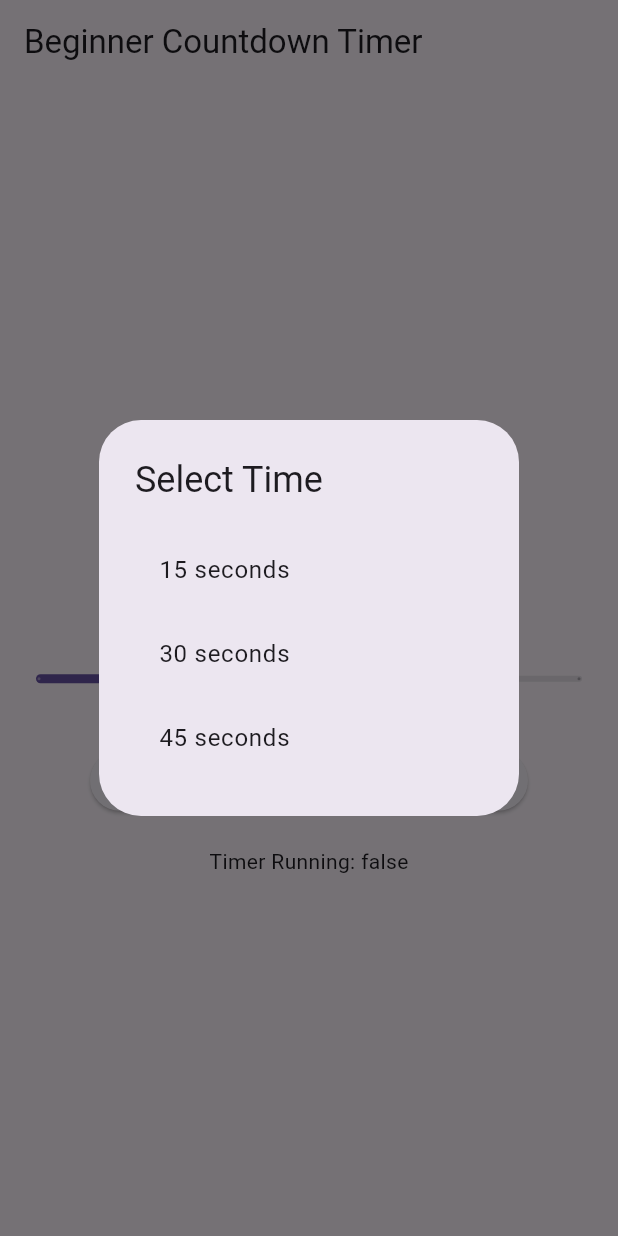
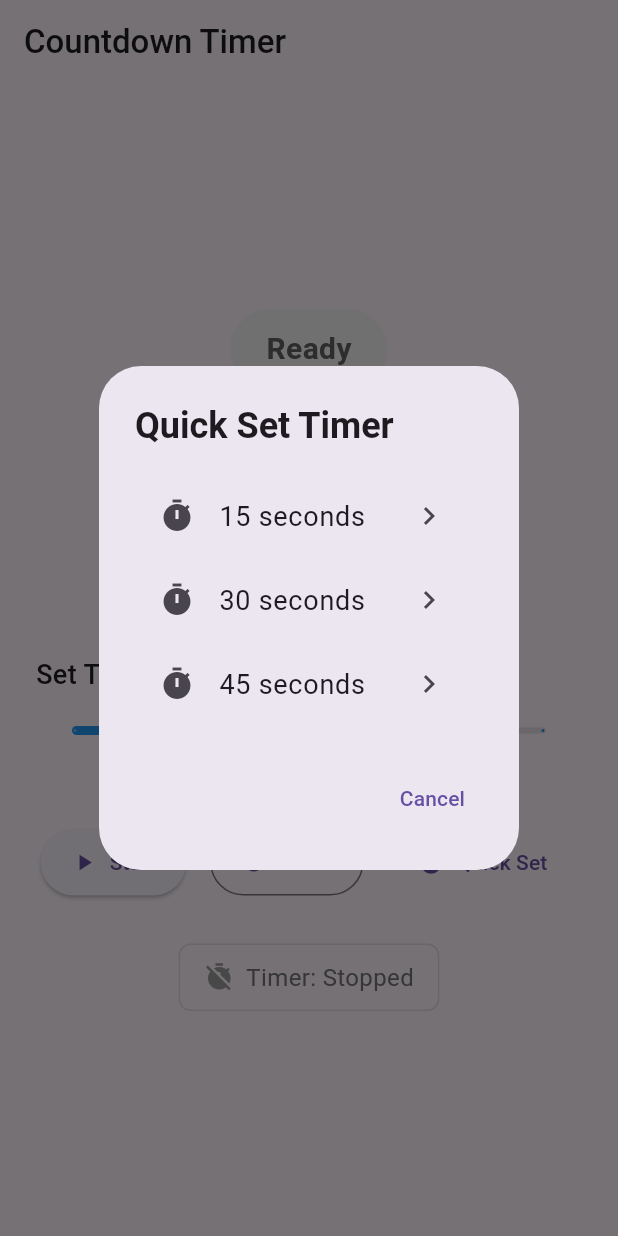
Before and after one commit to nncast/countdownapp, a Flutter app: the screen it shows after launch, after a tap on "Start", after a tap on "Reset", after a tap on "Quick Set", on a phone screen of 412 x 824 dp. Run offline on Flutter 3.47's test engine with Material 3 defaults, Android fonts, the phone set to English and light mode, and no system bars.

Commit message:
better ui

```diff
--- a/lib/main.dart
+++ b/lib/main.dart
@@ -3,16 +3,15 @@ import 'package:flutter/material.dart';
 void main() {
   runApp(const CountdownApp());
 }
-// test
+
 class CountdownApp extends StatelessWidget {
   const CountdownApp({super.key});
 
   @override
   Widget build(BuildContext context) {
-    // MaterialApp is the root of the app
-    return MaterialApp(
+    return const MaterialApp(
       debugShowCheckedModeBanner: false,
-      home: const CountdownScreen(),
+      home: CountdownScreen(),
     );
   }
 }
@@ -25,166 +24,297 @@ class CountdownScreen extends StatefulWidget {
 }
 
 class _CountdownScreenState extends State<CountdownScreen> {
-  // VARIABLES & DATA TYPES
-  int seconds = 30;          // current countdown value
-  int setTime = 30;          // default countdown time
-  String status = "Ready";   // status message to display
-  bool isRunning = false;    // timer state
+  // CONSTANTS
+  static const double minTime = 10.0;
+  static const double maxTime = 60.0;
+  static const int defaultTime = 30;
 
-  // START TIMER FUNCTION
+  // VARIABLES
+  late int seconds;
+  late int setTime;
+  late String status;
+  late bool isRunning;
+
+  // PRE-CALCULATED QUICK TIMES
+  static const List<int> quickTimes = [15, 30, 45];
+
+  // STATUS MESSAGES
+  static const String statusReady = "Ready";
+  static const String statusCounting = "Counting Down";
+  static const String statusTimesUp = "Time's Up!";
+
+  @override
+  void initState() {
+    super.initState();
+    _initializeTimer();
+  }
+
+  void _initializeTimer() {
+    seconds = defaultTime;
+    setTime = defaultTime;
+    status = statusReady;
+    isRunning = false;
+  }
+
   void startTimer() {
-    // Only start if timer is not running and seconds > 0
     if (!isRunning && seconds > 0) {
       setState(() {
         isRunning = true;
-        status = "Counting Down";
+        status = statusCounting;
       });
-      countdown(); // start countdown
+      _startCountdown();
     }
   }
 
-  // COUNTDOWN FUNCTION
-  void countdown() {
-    // Delay 1 second for each decrement
+  void _startCountdown() {
     Future.delayed(const Duration(seconds: 1), () {
-      // Only continue if timer is active and seconds > 0
-      if (isRunning && seconds > 0) {
+      if (!mounted || !isRunning || seconds <= 0) return;
+
       setState(() {
-          seconds--; // decrease seconds by 1
-
-          // SWITCH STATEMENT to show messages at key times
-          switch (seconds) {
-            case 10:
-              status = "10 seconds left";
-              break;
-            case 5:
-              status = "5 seconds left";
-              break;
-            case 0:
-              status = "Time's Up!";
-              isRunning = false; // stop timer
-              break;
-            default:
-              status = "Counting Down";
-          }
+        seconds--;
+        _updateStatus();
       });
 
-        // Continue countdown if timer is still running
       if (isRunning && seconds > 0) {
-          countdown();
-        }
+        _startCountdown();
       }
     });
   }
 
-  // RESET TIMER FUNCTION
+  void _updateStatus() {
+    status = switch (seconds) {
+      10 => "10 seconds left",
+      5 => "5 seconds left",
+      0 => statusTimesUp,
+      _ => statusCounting,
+    };
+
+    if (seconds == 0) {
+      isRunning = false;
+    }
+  }
+
   void resetTimer() {
     setState(() {
-      seconds = setTime;   // reset to selected time
-      status = "Ready";    // reset status
-      isRunning = false;   // stop timer
+      seconds = setTime;
+      status = statusReady;
+      isRunning = false;
     });
   }
 
-  // GENERATE QUICK TIMER OPTIONS USING WHILE LOOP
-  List<int> getQuickTimes() {
-    int i = 1;
-    List<int> times = [];
-    while (i <= 3) {
-      times.add(i * 15); // 15, 30, 45
-      i++; // increment to avoid infinite loop
-    }
-    return times;
-  }
-
-  // SHOW QUICK SET OPTIONS
   void showQuickSet() {
-    List<int> options = getQuickTimes();
-
     showDialog(
       context: context,
+      barrierDismissible: true,
       builder: (context) => AlertDialog(
-        title: const Text("Select Time"),
+        title: const Text(
+          "Quick Set Timer",
+          style: TextStyle(fontWeight: FontWeight.bold),
+        ),
         content: Column(
           mainAxisSize: MainAxisSize.min,
-          children: options.map((time) {
+          children: quickTimes.map((time) {
             return ListTile(
-              title: Text("$time seconds"),
+              leading: const Icon(Icons.timer),
+              title: Text(
+                "$time seconds",
+                style: const TextStyle(fontSize: 18),
+              ),
+              trailing: const Icon(Icons.chevron_right),
               onTap: () {
-                setState(() {
-                  setTime = time;
-                  seconds = time; // set current countdown
-                });
+                _setQuickTime(time);
                 Navigator.pop(context);
               },
             );
           }).toList(),
         ),
+        actions: [
+          TextButton(
+            onPressed: () => Navigator.pop(context),
+            child: const Text("Cancel"),
+          ),
+        ],
       ),
     );
   }
 
-  // UI BUILD
-  @override
-  Widget build(BuildContext context) {
-    return Scaffold(
-      appBar: AppBar(title: const Text("Beginner Countdown Timer")),
-      body: Column(
-        mainAxisAlignment: MainAxisAlignment.center,
-        children: [
-          // Status display
-          Text(
-            status,
-            style: const TextStyle(fontSize: 24, fontWeight: FontWeight.bold),
-          ),
+  void _setQuickTime(int time) {
+    setState(() {
+      setTime = time;
+      seconds = time;
+      status = statusReady;
+      isRunning = false;
+    });
+  }
 
-          const SizedBox(height: 20),
-
-          // Seconds display
-          Text(
-            "$seconds",
-            style: const TextStyle(fontSize: 48),
-          ),
-
-          const SizedBox(height: 10),
-
-          // Slider to set countdown time
-          Slider(
-            value: setTime.toDouble(),
-            min: 10,
-            max: 60,
-            divisions: 5,
-            label: setTime.toString(),
-            onChanged: isRunning
-                ? null // disable slider while timer is running
-                : (value) {
+  void _onSliderChanged(double value) {
+    if (!isRunning) {
       setState(() {
         setTime = value.toInt();
         seconds = value.toInt();
       });
-            },
+    }
+  }
+
+  String _getTimerStateText() {
+    return isRunning ? "Active" : "Stopped";
+  }
+
+  @override
+  Widget build(BuildContext context) {
+    return Scaffold(
+      appBar: AppBar(
+        title: const Text(
+          "Countdown Timer",
+          style: TextStyle(fontWeight: FontWeight.w500),
         ),
-
-          const SizedBox(height: 20),
-
-          // Buttons
-          Row(
+        elevation: 0,
+      ),
+      body: SafeArea(
+        child: Padding(
+          padding: const EdgeInsets.symmetric(horizontal: 24.0),
+          child: Column(
             mainAxisAlignment: MainAxisAlignment.center,
             children: [
-              ElevatedButton(
-                  onPressed: startTimer, child: const Text("Start")),
-              const SizedBox(width: 10),
-              ElevatedButton(onPressed: resetTimer, child: const Text("Reset")),
-              const SizedBox(width: 10),
-              ElevatedButton(
-                  onPressed: showQuickSet, child: const Text("Quick Set")),
+              _buildTimerDisplay(),
+              const SizedBox(height: 40),
+              _buildSliderSection(),
+              const SizedBox(height: 40),
+              _buildButtonRow(),
+              const SizedBox(height: 30),
+              _buildTimerStateIndicator(),
             ],
           ),
+        ),
+      ),
+    );
+  }
 
-          const SizedBox(height: 20),
+  Widget _buildTimerDisplay() {
+    return Column(
+      children: [
+        Container(
+          padding: const EdgeInsets.symmetric(horizontal: 24, vertical: 12),
+          decoration: BoxDecoration(
+            color: isRunning ? Colors.blue.shade50 : Colors.grey.shade100,
+            borderRadius: BorderRadius.circular(30),
+          ),
+          child: Text(
+            status,
+            style: TextStyle(
+              fontSize: 20,
+              fontWeight: FontWeight.w600,
+              color: isRunning ? Colors.blue.shade700 : Colors.grey.shade700,
+            ),
+          ),
+        ),
+        const SizedBox(height: 24),
+        Text(
+          seconds.toString(),
+          style: TextStyle(
+            fontSize: 80,
+            fontWeight: FontWeight.bold,
+            color: seconds <= 5 && seconds > 0 ? Colors.red : null,
+          ),
+        ),
+      ],
+    );
+  }
 
-          // Display timer state
-          Text("Timer Running: $isRunning"),
+  Widget _buildSliderSection() {
+    return Column(
+      children: [
+        Row(
+          mainAxisAlignment: MainAxisAlignment.spaceBetween,
+          children: [
+            Text(
+              "Set Timer: $setTime seconds",
+              style: const TextStyle(fontSize: 18, fontWeight: FontWeight.w500),
+            ),
+            if (isRunning)
+              Container(
+                padding: const EdgeInsets.symmetric(horizontal: 12, vertical: 6),
+                decoration: BoxDecoration(
+                  color: Colors.orange.shade100,
+                  borderRadius: BorderRadius.circular(20),
+                ),
+                child: Text(
+                  "Locked",
+                  style: TextStyle(color: Colors.orange.shade800),
+                ),
+              ),
+          ],
+        ),
+        Slider(
+          value: setTime.toDouble(),
+          min: minTime,
+          max: maxTime,
+          divisions: ((maxTime - minTime) ~/ 5).toInt(),
+          label: setTime.toString(),
+          onChanged: isRunning ? null : _onSliderChanged,
+          activeColor: Colors.blue,
+        ),
+      ],
+    );
+  }
+
+  Widget _buildButtonRow() {
+    return Row(
+      mainAxisAlignment: MainAxisAlignment.center,
+      children: [
+        ElevatedButton.icon(
+          onPressed: isRunning ? null : startTimer,
+          icon: const Icon(Icons.play_arrow),
+          label: const Text("Start"),
+          style: ElevatedButton.styleFrom(
+            padding: const EdgeInsets.symmetric(horizontal: 20, vertical: 12),
+          ),
+        ),
+        const SizedBox(width: 16),
+        OutlinedButton.icon(
+          onPressed: resetTimer,
+          icon: const Icon(Icons.refresh),
+          label: const Text("Reset"),
+          style: OutlinedButton.styleFrom(
+            padding: const EdgeInsets.symmetric(horizontal: 20, vertical: 12),
+          ),
+        ),
+        const SizedBox(width: 16),
+        TextButton.icon(
+          onPressed: showQuickSet,
+          icon: const Icon(Icons.timer),
+          label: const Text("Quick Set"),
+          style: TextButton.styleFrom(
+            padding: const EdgeInsets.symmetric(horizontal: 20, vertical: 12),
+          ),
+        ),
+      ],
+    );
+  }
+
+  Widget _buildTimerStateIndicator() {
+    return Container(
+      padding: const EdgeInsets.symmetric(horizontal: 16, vertical: 10),
+      decoration: BoxDecoration(
+        border: Border.all(color: Colors.grey.shade300),
+        borderRadius: BorderRadius.circular(8),
+      ),
+      child: Row(
+        mainAxisSize: MainAxisSize.min,
+        children: [
+          Icon(
+            isRunning ? Icons.timer : Icons.timer_off,
+            size: 20,
+            color: isRunning ? Colors.green : Colors.grey,
+          ),
+          const SizedBox(width: 8),
+          Text(
+            "Timer: ${_getTimerStateText()}",
+            style: TextStyle(
+              fontSize: 16,
+              color: isRunning ? Colors.green.shade700 : Colors.grey.shade600,
+            ),
+          ),
         ],
       ),
     );
```
Lines whose indentation alone changed are shown as unchanged.
